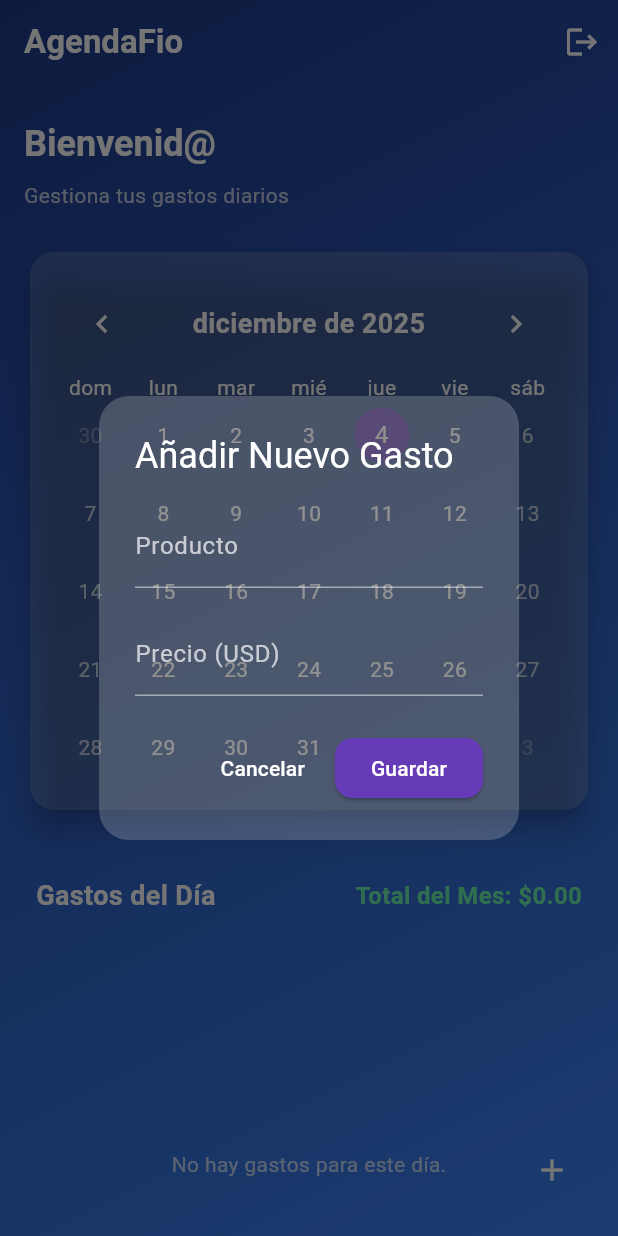
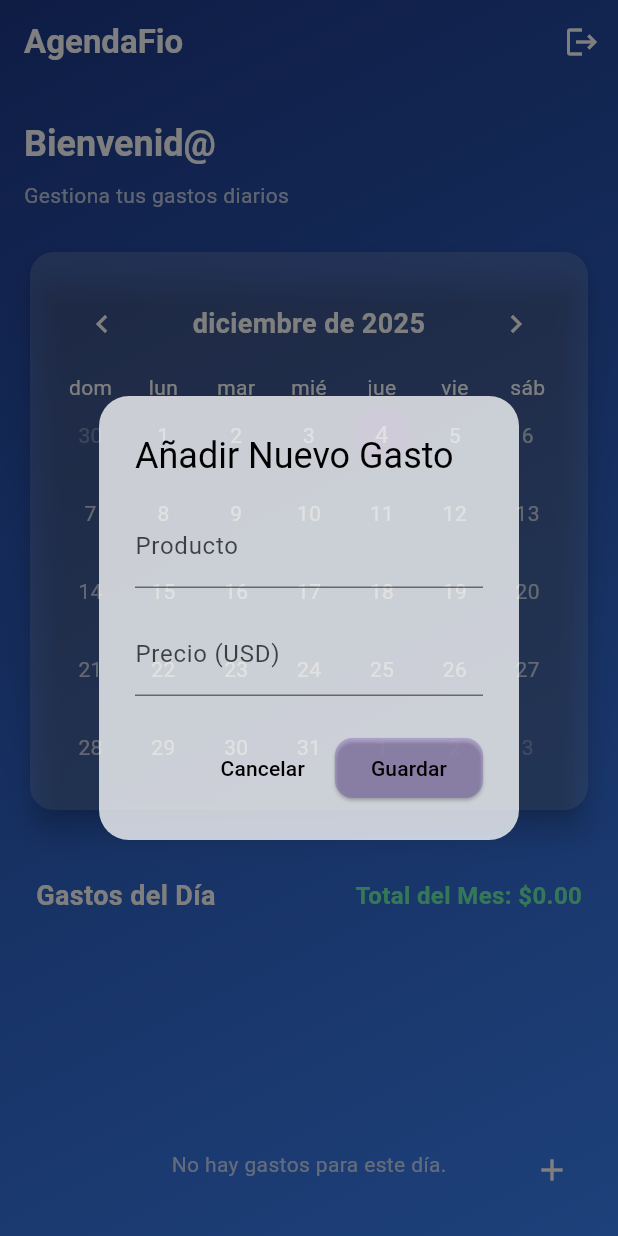
Before and after one commit to CarlosCL2001CL/AgendaFio, a Flutter app: the CalendarScreen screen opened by its route, after a tap on the "add" icon, on a phone screen of 412 x 824 dp. Run offline on Flutter 3.47's test engine with Material 3 defaults, Android fonts, the phone set to English and light mode, and no system bars; drawn by our look-alikes of table_calendar; our stand-ins replace cloud_firestore, firebase_auth, firebase_core, go_router; missing offline and left inert: mailer; accounts and stored records are empty.

Commit message:
Botones y widgets

```diff
--- a/lib/calendar_screen.dart
+++ b/lib/calendar_screen.dart
@@ -453,8 +453,15 @@ class DailyExpensesList extends StatelessWidget {
   void _deleteExpense(BuildContext context, String expenseId) {
     showDialog(
       context: context,
+      barrierColor: Colors.black.withOpacity(0.5),
       builder: (context) {
         return AlertDialog(
+          backgroundColor: const Color.fromARGB(
+            121,
+            255,
+            255,
+            255,
+          ).withOpacity(0.77), // Ajusta entre 0.0 y 1.0
           title: const Text('Eliminar Gasto'),
           content: const Text(
             '¿Estás seguro de que deseas eliminar este gasto?',
@@ -463,6 +470,9 @@ class DailyExpensesList extends StatelessWidget {
             TextButton(
               onPressed: () => Navigator.of(context).pop(),
               child: const Text('Cancelar'),
+              style: TextButton.styleFrom(
+                foregroundColor: const Color.fromARGB(255, 0, 0, 0),
+              ),
             ),
             ElevatedButton(
               onPressed: () {
@@ -472,7 +482,15 @@ class DailyExpensesList extends StatelessWidget {
                     .delete();
                 Navigator.of(context).pop();
               },
-              style: ElevatedButton.styleFrom(backgroundColor: Colors.red),
+              style: ElevatedButton.styleFrom(
+                backgroundColor: Color.fromARGB(68, 104, 58, 183),
+                foregroundColor: const Color.fromARGB(
+                  255,
+                  0,
+                  0,
+                  0,
+                ), // Color del texto
+              ),
               child: const Text('Eliminar'),
             ),
           ],
@@ -493,13 +511,19 @@ Future<void> _showAddExpenseDialog(
 
   return showDialog(
     context: context,
+    barrierColor: Colors.black.withOpacity(0.5),
     builder: (context) {
       return AlertDialog(
-        backgroundColor: Colors.white.withOpacity(0.2),
+        backgroundColor: const Color.fromARGB(
+          121,
+          255,
+          255,
+          255,
+        ).withOpacity(0.77),
         shape: RoundedRectangleBorder(borderRadius: BorderRadius.circular(20)),
         title: const Text(
           'Añadir Nuevo Gasto',
-          style: TextStyle(color: Colors.white),
+          style: TextStyle(color: Color.fromARGB(255, 0, 0, 0)),
         ),
         content: Form(
           key: formKey,
@@ -508,17 +532,27 @@ Future<void> _showAddExpenseDialog(
             children: [
               TextFormField(
                 controller: productNameController,
-                style: const TextStyle(color: Colors.white),
+                style: const TextStyle(color: Color.fromARGB(255, 0, 0, 0)),
                 decoration: InputDecoration(
                   labelText: 'Producto',
-                  labelStyle: TextStyle(color: Colors.white.withOpacity(0.7)),
+                  labelStyle: TextStyle(
+                    color: const Color.fromARGB(255, 0, 0, 0).withOpacity(0.7),
+                  ),
                   enabledBorder: UnderlineInputBorder(
                     borderSide: BorderSide(
-                      color: Colors.white.withOpacity(0.5),
+                      color: const Color.fromARGB(
+                        255,
+                        0,
+                        0,
+                        0,
+                      ).withOpacity(0.5),
                     ),
                   ),
                   focusedBorder: const UnderlineInputBorder(
-                    borderSide: BorderSide(color: Colors.white, width: 2),
+                    borderSide: BorderSide(
+                      color: Color.fromARGB(255, 0, 0, 0),
+                      width: 2,
+                    ),
                   ),
                 ),
                 validator: (value) {
@@ -531,19 +565,31 @@ Future<void> _showAddExpenseDialog(
               const SizedBox(height: 16),
               TextFormField(
                 controller: priceController,
-                style: const TextStyle(color: Colors.white),
+                style: const TextStyle(color: Color.fromARGB(255, 0, 0, 0)),
                 decoration: InputDecoration(
                   labelText: 'Precio (USD)',
-                  labelStyle: TextStyle(color: Colors.white.withOpacity(0.7)),
+                  labelStyle: TextStyle(
+                    color: const Color.fromARGB(255, 0, 0, 0).withOpacity(0.7),
+                  ),
                   prefixText: '\$',
-                  prefixStyle: const TextStyle(color: Colors.white),
+                  prefixStyle: const TextStyle(
+                    color: Color.fromARGB(255, 0, 0, 0),
+                  ),
                   enabledBorder: UnderlineInputBorder(
                     borderSide: BorderSide(
-                      color: Colors.white.withOpacity(0.5),
+                      color: const Color.fromARGB(
+                        255,
+                        0,
+                        0,
+                        0,
+                      ).withOpacity(0.5),
                     ),
                   ),
                   focusedBorder: const UnderlineInputBorder(
-                    borderSide: BorderSide(color: Colors.white, width: 2),
+                    borderSide: BorderSide(
+                      color: Color.fromARGB(255, 0, 0, 0),
+                      width: 2,
+                    ),
                   ),
                 ),
                 keyboardType: const TextInputType.numberWithOptions(
@@ -567,7 +613,7 @@ Future<void> _showAddExpenseDialog(
             onPressed: () => Navigator.of(context).pop(),
             child: const Text(
               'Cancelar',
-              style: TextStyle(color: Colors.white),
+              style: TextStyle(color: Color.fromARGB(255, 0, 0, 0)),
             ),
           ),
           ElevatedButton(
@@ -583,12 +629,15 @@ Future<void> _showAddExpenseDialog(
               }
             },
             style: ElevatedButton.styleFrom(
-              backgroundColor: Colors.deepPurple,
+              backgroundColor: const Color.fromARGB(68, 104, 58, 183),
               shape: RoundedRectangleBorder(
                 borderRadius: BorderRadius.circular(12),
               ),
             ),
-            child: const Text('Guardar', style: TextStyle(color: Colors.white)),
+            child: const Text(
+              'Guardar',
+              style: TextStyle(color: Color.fromARGB(255, 0, 0, 0)),
+            ),
           ),
         ],
       );
```
Also changed, not shown: pubspec.lock.
